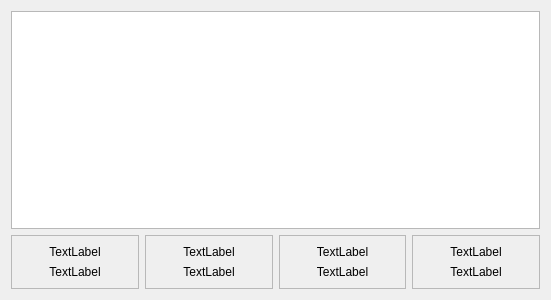
Old version of the form src/viewerwindow.ui in the repository mathklk/qwiz.
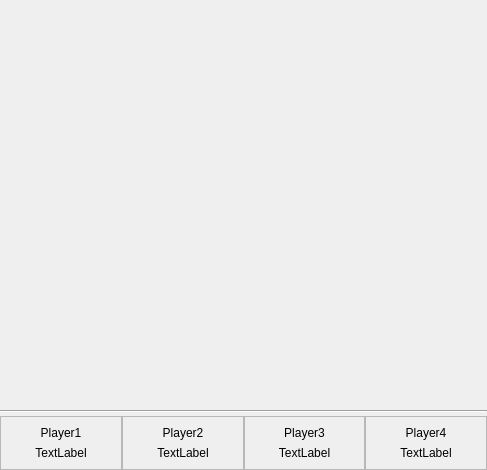
New version of the form.

Commit message: viewerwindow question view and basic game logic

The edit to the form file:
```diff
--- a/src/viewerwindow.ui
+++ b/src/viewerwindow.ui
@@ -6,27 +6,63 @@
    <rect>
     <x>0</x>
     <y>0</y>
-    <width>551</width>
-    <height>300</height>
+    <width>487</width>
+    <height>470</height>
    </rect>
   </property>
   <property name="windowTitle">
    <string/>
   </property>
-  <layout class="QGridLayout" name="gridLayout">
-   <item row="1" column="2">
-    <widget class="QFrame" name="frame_3">
+  <layout class="QVBoxLayout" name="verticalLayout_5" stretch="1,0,0">
+   <property name="spacing">
+    <number>0</number>
+   </property>
+   <property name="sizeConstraint">
+    <enum>QLayout::SizeConstraint::SetDefaultConstraint</enum>
+   </property>
+   <property name="leftMargin">
+    <number>0</number>
+   </property>
+   <property name="topMargin">
+    <number>0</number>
+   </property>
+   <property name="rightMargin">
+    <number>0</number>
+   </property>
+   <property name="bottomMargin">
+    <number>0</number>
+   </property>
+   <item>
+    <widget class="QWidget" name="raster" native="true"/>
+   </item>
+   <item>
+    <widget class="Line" name="line">
+     <property name="minimumSize">
+      <size>
+       <width>0</width>
+       <height>10</height>
+      </size>
+     </property>
+     <property name="orientation">
+      <enum>Qt::Orientation::Horizontal</enum>
+     </property>
+    </widget>
+   </item>
+   <item>
+    <layout class="QHBoxLayout" name="horizontalLayout">
+     <item>
+      <widget class="QFrame" name="frame_1">
      <property name="frameShape">
       <enum>QFrame::Shape::StyledPanel</enum>
      </property>
      <property name="frameShadow">
       <enum>QFrame::Shadow::Raised</enum>
      </property>
-     <layout class="QVBoxLayout" name="verticalLayout_3">
+       <layout class="QVBoxLayout" name="verticalLayout">
       <item>
-       <widget class="QLabel" name="p3_name">
+         <widget class="QLabel" name="p1_name">
         <property name="text">
-         <string>TextLabel</string>
+           <string>Player1</string>
         </property>
         <property name="alignment">
          <set>Qt::AlignmentFlag::AlignCenter</set>
@@ -34,7 +70,7 @@
        </widget>
       </item>
       <item>
-       <widget class="QLabel" name="p3_points">
+         <widget class="QLabel" name="p1_points">
         <property name="text">
          <string>TextLabel</string>
         </property>
@@ -46,7 +82,7 @@
      </layout>
     </widget>
    </item>
-   <item row="1" column="1">
+     <item>
     <widget class="QFrame" name="frame_2">
      <property name="frameShape">
       <enum>QFrame::Shape::StyledPanel</enum>
@@ -58,7 +94,7 @@
       <item>
        <widget class="QLabel" name="p2_name">
         <property name="text">
-         <string>TextLabel</string>
+           <string>Player2</string>
         </property>
         <property name="alignment">
          <set>Qt::AlignmentFlag::AlignCenter</set>
@@ -78,7 +114,39 @@
      </layout>
     </widget>
    </item>
-   <item row="1" column="3">
+     <item>
+      <widget class="QFrame" name="frame_3">
+       <property name="frameShape">
+        <enum>QFrame::Shape::StyledPanel</enum>
+       </property>
+       <property name="frameShadow">
+        <enum>QFrame::Shadow::Raised</enum>
+       </property>
+       <layout class="QVBoxLayout" name="verticalLayout_3">
+        <item>
+         <widget class="QLabel" name="p3_name">
+          <property name="text">
+           <string>Player3</string>
+          </property>
+          <property name="alignment">
+           <set>Qt::AlignmentFlag::AlignCenter</set>
+          </property>
+         </widget>
+        </item>
+        <item>
+         <widget class="QLabel" name="p3_points">
+          <property name="text">
+           <string>TextLabel</string>
+          </property>
+          <property name="alignment">
+           <set>Qt::AlignmentFlag::AlignCenter</set>
+          </property>
+         </widget>
+        </item>
+       </layout>
+      </widget>
+     </item>
+     <item>
     <widget class="QFrame" name="frame_4">
      <property name="frameShape">
       <enum>QFrame::Shape::StyledPanel</enum>
@@ -90,7 +158,7 @@
       <item>
        <widget class="QLabel" name="p4_name">
         <property name="text">
-         <string>TextLabel</string>
+           <string>Player4</string>
         </property>
         <property name="alignment">
          <set>Qt::AlignmentFlag::AlignCenter</set>
@@ -110,86 +178,7 @@
      </layout>
     </widget>
    </item>
-   <item row="1" column="0">
-    <widget class="QFrame" name="frame_1">
-     <property name="frameShape">
-      <enum>QFrame::Shape::StyledPanel</enum>
-     </property>
-     <property name="frameShadow">
-      <enum>QFrame::Shadow::Raised</enum>
-     </property>
-     <layout class="QVBoxLayout" name="verticalLayout">
-      <item>
-       <widget class="QLabel" name="p1_name">
-        <property name="text">
-         <string>TextLabel</string>
-        </property>
-        <property name="alignment">
-         <set>Qt::AlignmentFlag::AlignCenter</set>
-        </property>
-       </widget>
-      </item>
-      <item>
-       <widget class="QLabel" name="p1_points">
-        <property name="text">
-         <string>TextLabel</string>
-        </property>
-        <property name="alignment">
-         <set>Qt::AlignmentFlag::AlignCenter</set>
-        </property>
-       </widget>
-      </item>
-     </layout>
-    </widget>
-   </item>
-   <item row="0" column="0" colspan="4">
-    <widget class="QTableWidget" name="raster">
-     <property name="enabled">
-      <bool>true</bool>
-     </property>
-     <property name="verticalScrollBarPolicy">
-      <enum>Qt::ScrollBarPolicy::ScrollBarAlwaysOff</enum>
-     </property>
-     <property name="horizontalScrollBarPolicy">
-      <enum>Qt::ScrollBarPolicy::ScrollBarAlwaysOff</enum>
-     </property>
-     <property name="autoScroll">
-      <bool>false</bool>
-     </property>
-     <property name="editTriggers">
-      <set>QAbstractItemView::EditTrigger::NoEditTriggers</set>
-     </property>
-     <property name="tabKeyNavigation">
-      <bool>false</bool>
-     </property>
-     <property name="showDropIndicator" stdset="0">
-      <bool>false</bool>
-     </property>
-     <property name="dragDropOverwriteMode">
-      <bool>false</bool>
-     </property>
-     <property name="selectionMode">
-      <enum>QAbstractItemView::SelectionMode::NoSelection</enum>
-     </property>
-     <property name="showGrid">
-      <bool>false</bool>
-     </property>
-     <property name="cornerButtonEnabled">
-      <bool>false</bool>
-     </property>
-     <attribute name="horizontalHeaderVisible">
-      <bool>false</bool>
-     </attribute>
-     <attribute name="horizontalHeaderHighlightSections">
-      <bool>false</bool>
-     </attribute>
-     <attribute name="verticalHeaderVisible">
-      <bool>false</bool>
-     </attribute>
-     <attribute name="verticalHeaderHighlightSections">
-      <bool>false</bool>
-     </attribute>
-    </widget>
+    </layout>
    </item>
   </layout>
  </widget>
```
Lines whose indentation alone changed are shown as unchanged. The commit also changes 15 other files.
